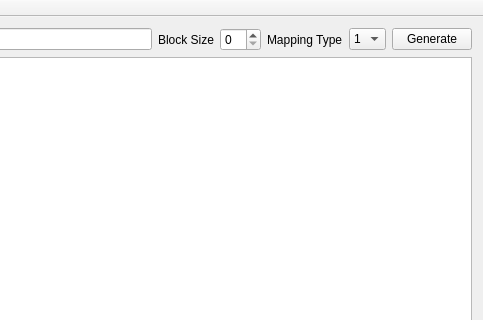
Before: the Qt Designer form mainwindow.ui in Kianp/CacheSimulator, drawn with Qt 5; both pictures show x 413 to 896 and y 0 to 320 of the 896 by 616 pixel window.
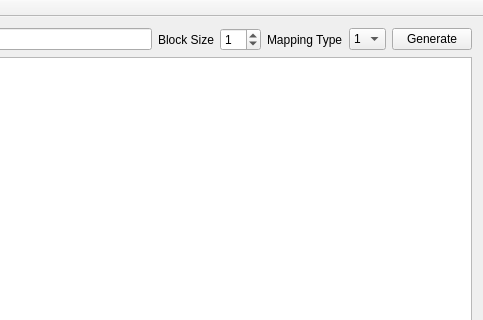
After: the same form once the commit is applied.

Patch:
```diff
--- a/mainwindow.ui
+++ b/mainwindow.ui
@@ -57,7 +57,11 @@
            </widget>
           </item>
           <item>
-           <widget class="QSpinBox" name="blockSize"/>
+           <widget class="QSpinBox" name="blockSize">
+            <property name="value">
+             <number>1</number>
+            </property>
+           </widget>
           </item>
          </layout>
         </item>
```
Left out of the diff: 2 changed lines with no effect on the pictures.
